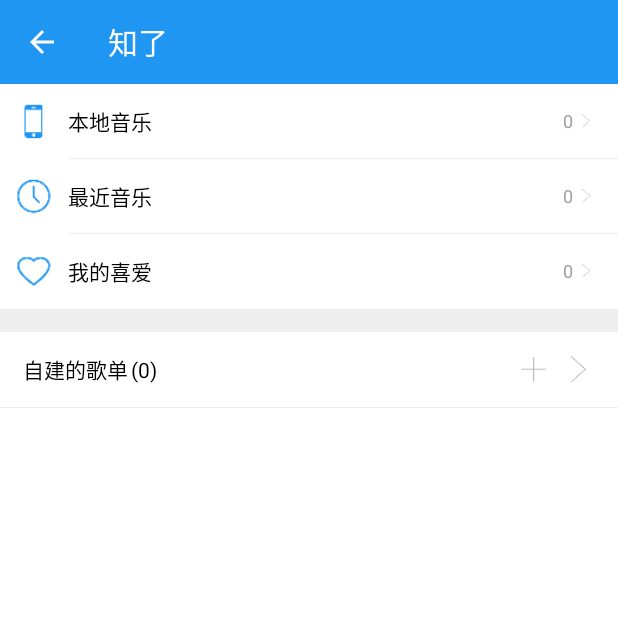
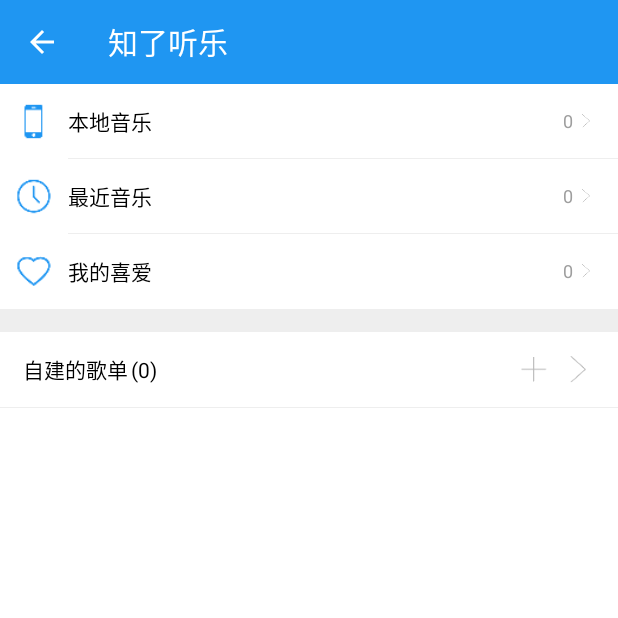
Before and after one commit to zeromr/CicadaApp, an Android app: the HomeActivity screen opened directly, with no data from a screen before it, on a phone screen of 412 x 824 dp, the top half of it. Run offline under Robolectric (Android 15) with nearby library versions, the phone set to English and light mode, and no system bars; libraries missing offline, so code that uses them is left out: com.mcxtzhang.swipemenulib, org.litepal.

```diff
--- a/app/src/main/java/com/demo/cicada/activity/HomeActivity.java
+++ b/app/src/main/java/com/demo/cicada/activity/HomeActivity.java
@@ -62,6 +62,7 @@
         if (actionBar != null) {
             actionBar.setDisplayHomeAsUpEnabled(true);
             actionBar.setHomeAsUpIndicator(R.drawable.ic_back);
+            actionBar.setTitle(R.string.music_title);
         }
         init();
         Intent startIntent = new Intent(HomeActivity.this,MusicPlayerService.class);
@@ -207,32 +208,4 @@
         }
         return true;
     }
-
-    /*private void loadBingPic(){
-        HttpUtil.sendOkHttpRequest(HttpUtil.requestBingPic, new Callback() {
-            @Override
-            public void onResponse(Call call, Response response) throws IOException {
-                try {
-                    final String bingPic = response.body().string();
-                    MyMusicUtil.setBingShared(bingPic);
-                    runOnUiThread(new Runnable() {
-                        @Override
-                        public void run() {
-                            Glide.with(MyApplication.getContext()).load(bingPic).into(navHeadIv);
-                        }
-                    });
-                }catch (Exception e){
-                    e.printStackTrace();
-                    navHeadIv.setImageResource(R.drawable.bg_playlist);
-                }
-            }
-
-            @Override
-            public void onFailure(Call call, IOException e) {
-                e.printStackTrace();
-                navHeadIv.setImageResource(R.drawable.bg_playlist);
-            }
-        });
-        navHeadIv.setImageResource(R.drawable.bg_playlist);
-    }*/
 }
--- a/app/src/main/java/com/demo/cicada/activity/WeatherActivity.java
+++ b/app/src/main/java/com/demo/cicada/activity/WeatherActivity.java
@@ -193,8 +193,8 @@
             switch (item.getItemId()) {
                 case R.id.nav_weather:
                     break;
-                case R.id.nav_bus:
-                    break;
+                /*case R.id.nav_bus:
+                    break;*/
                 case R.id.nav_music:
                     Intent intentMusic = new Intent();
                     intentMusic.setClass(this, HomeActivity.class);
--- a/app/src/main/res/values/strings.xml
+++ b/app/src/main/res/values/strings.xml
@@ -8,7 +8,7 @@
     <string name="version_name">当前版本 </string>
     <string name="can_not_find_version_name">寻找当前版本出错</string>
     <string name="copyright">Copyright © %d DEMO</string>
-
+    <string name="music_title">知了听乐</string>
     <!-- TODO: Remove or change this placeholder text -->
     <string name="hello_blank_fragment">Hello blank fragment</string>
 </resources>
```
Also changed, not shown: app/src/main/res/drawable/ic_about.xml (added, +9 -0 lines), app/src/main/res/drawable/ic_music.xml (added, +9 -0 lines), app/src/main/res/drawable/ic_wb_sunny.xml (added, +9 -0 lines), app/src/main/res/layout/nav_header.xml (+8 -3 lines), app/src/main/res/menu/nav_menu.xml (+10 -6 lines), app/src/main/res/drawable-xxhdpi/ic_nav_head_bg.jpg (added), app/src/main/res/mipmap-hdpi/ic_launcher_round.png (deleted), app/src/main/res/mipmap-mdpi/ic_launcher_round.png (deleted), app/src/main/res/mipmap-xhdpi/ic_launcher_round.png (deleted), app/src/main/res/mipmap-xxhdpi/ic_launcher_round.png (deleted), app/src/main/res/mipmap-xxxhdpi/ic_launcher_round.png (deleted).
